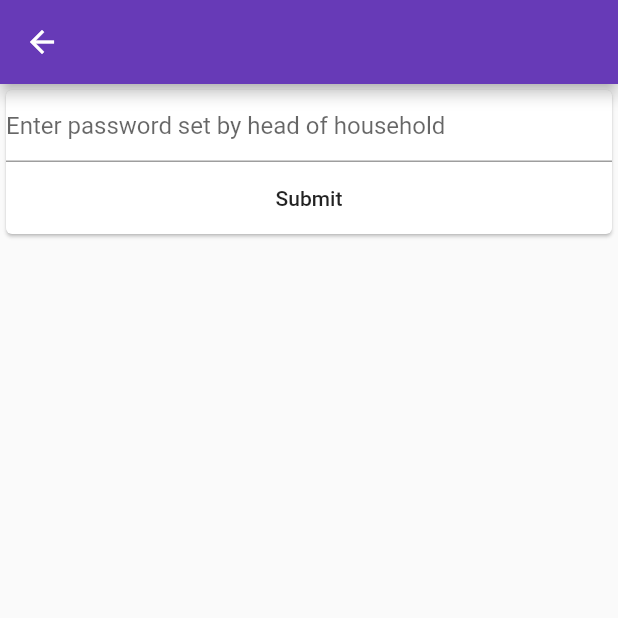
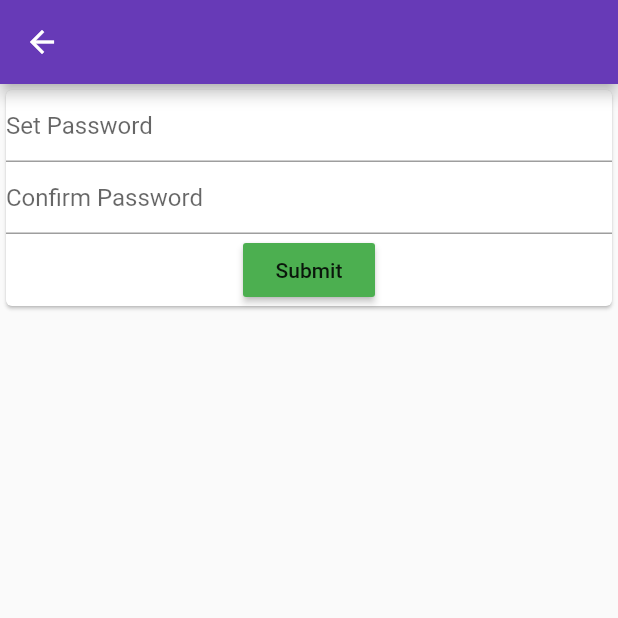
Before and after one commit to baileyfriend/Fam, a Flutter app: the HeadOfHouseholdPage screen opened by its route, after a tap on "Submit", on a phone screen of 412 x 824 dp, the top half of it. Run offline on Flutter 3.47's test engine with Material 2 defaults, Android fonts, the phone set to English and light mode, and no system bars; our stand-ins replace cloud_firestore, firebase_auth, firebase_database, firebase_storage, google_sign_in, image_picker; accounts and stored records are empty.

Commit message:
Made changes to ui

```diff
--- a/lib/main.dart
+++ b/lib/main.dart
@@ -66,12 +66,16 @@ class Session {
     await Firestore.instance.collection('Users')
         .document(me.uid)
         .get();
+    try {
       var headOfHouseholdEmail = snapshot['headOfHouseholdEmail'];
       if (headOfHouseholdEmail is String) {
         print('The head of household email is : ' + headOfHouseholdEmail);
         this.headOfHouseholdEmail = headOfHouseholdEmail;
         return headOfHouseholdEmail;
       } else {
+        return '';
+      }
+    } catch(error) {
       return '';
       }
     }
@@ -652,7 +656,8 @@ class _FamilyPageState extends State<FamilyPage> {
                             hintText: "Enter password set by head of household"
                         )
                     ),
-                    new FlatButton(
+                    new RaisedButton(
+                        color: Colors.green,
                         onPressed: () async {
                           var pw = await getPassword(_emailController.text);
                           print(pw);
@@ -690,8 +695,9 @@ class _FamilyPageState extends State<FamilyPage> {
                         },
                         child: const Text('Submit')
                     ),
-                    new FlatButton(
+                    new RaisedButton(
                       onPressed: _switchHeadOfHouseholdPage,
+                      color: Colors.blue,
                       child: const Text('I am head of household'),
                     ),
                     //new Text(_currentUser.email)
@@ -711,6 +717,7 @@ class HeadOfHouseholdPage extends StatefulWidget{
 
 class _HeadOfHouseholdPageState extends State<HeadOfHouseholdPage>{
   final TextEditingController _passwordController = new TextEditingController();
+   final TextEditingController _password2Controller = new TextEditingController();
   GoogleSignInAccount _currentUser;
   @override
   @protected
@@ -731,8 +738,9 @@ class _HeadOfHouseholdPageState extends State<HeadOfHouseholdPage>{
 
   @override
   Widget build(BuildContext context) {
-    // TODO: implement build
+    final key = new GlobalKey<ScaffoldState>();
     return new Scaffold(
+      key: key,
         appBar: new AppBar(
 
         ),
@@ -745,49 +753,71 @@ class _HeadOfHouseholdPageState extends State<HeadOfHouseholdPage>{
                     new TextField(
                         controller: _passwordController,
                         decoration: new InputDecoration(
-                            hintText: "Enter password set by head of household"
+                            hintText: "Set Password"
                         )
                     ),
-                    new FlatButton(
+                    new TextField(
+                        controller: _password2Controller,
+                        decoration: new InputDecoration(
+                            hintText: "Confirm Password"
+                        )
+                    ),
+                    new RaisedButton(
+                      color: Colors.green,
                         onPressed: () async {
-                          var bytes = UTF8.encode(_passwordController.text); // data being hashed
+                          if(_passwordController.text == _passwordController.text) {
+                            var bytes = UTF8.encode(
+                                _passwordController.text); // data being hashed
                             var digest = sha256.convert(bytes);
-                          print('the pw is ' + _passwordController.text + ' the hash is ' + digest.toString());
                             var familyData = {
                               'password': digest.toString(),
-                            'familyMembers': {
-                              'name': '',
-                              'email': '',
-                              'rules': []
-                            },
-
-                            'resources': {
-                              'name': '',
-                              'phoneNumber': '',
-                              'address': '',
-                              'email': ''
-                            },
-
-                            'questions': {
-                              'asker': '',
-                              'question': '',
-                              'answer': ''
-                            },
-
-                            'rules': []
+//                              'familyMembers': {
+//                                'name': '',
+//                                'email': '',
+//                                'rules': []
+//                              },
+//
+//                              'resources': {
+//                                'name': '',
+//                                'phoneNumber': '',
+//                                'address': '',
+//                                'email': ''
+//                              },
+//
+//                              'questions': {
+//                                'asker': '',
+//                                'question': '',
+//                                'answer': ''
+//                              },
+//
+//                              'rules': []
                             };
 
                             Firestore.instance
                                 .collection('Family')
                                 .document(_currentUser.email)
-                              .setData(familyData)
-                              .then((val){
-                            session.setHeadOfHouseholdEmail(_currentUser.email);
+                                .updateData(familyData)
+                                .then((val) {
+                              session.setHeadOfHouseholdEmail(
+                                  _currentUser.email);
                               var userData = {
-                              'headOfHouseholdEmail': session.getHeadOfHouseholdEmail()
+                                'headOfHouseholdEmail': session
+                                    .getHeadOfHouseholdEmail()
                               };
-                            Firestore.instance.collection('Users').document(me.uid).updateData(userData);
+                              Firestore.instance.collection('Users').document(
+                                  me.uid).updateData(userData);
+                            })
+                            .then((result){
+                              Scaffold.of(context).showSnackBar(new SnackBar(
+                                content: new Text("Successfully set family password."),
+                              ));
                             });
+
+                          } else {
+                            Scaffold.of(context).showSnackBar(new SnackBar(
+                              content: new Text("Passwords do not match. Try again."),
+                            ));
+                          }
                         },
                         child: const Text('Submit')
                     )
```
Lines whose indentation alone changed are shown as unchanged.
